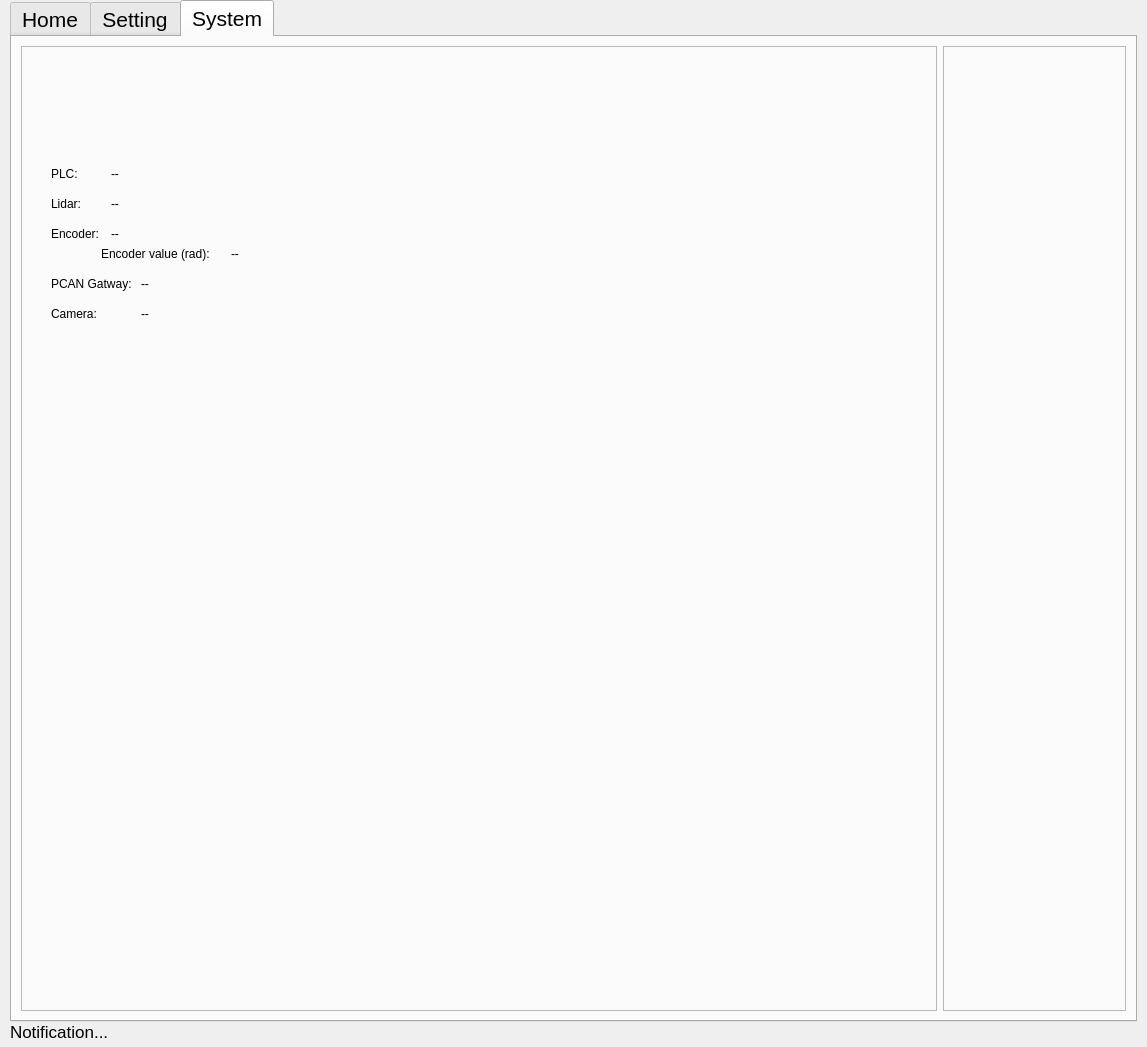
First picture: the form in qt5_ui/pps.ui, repository jacondv/intelijet_v2, before the edit.
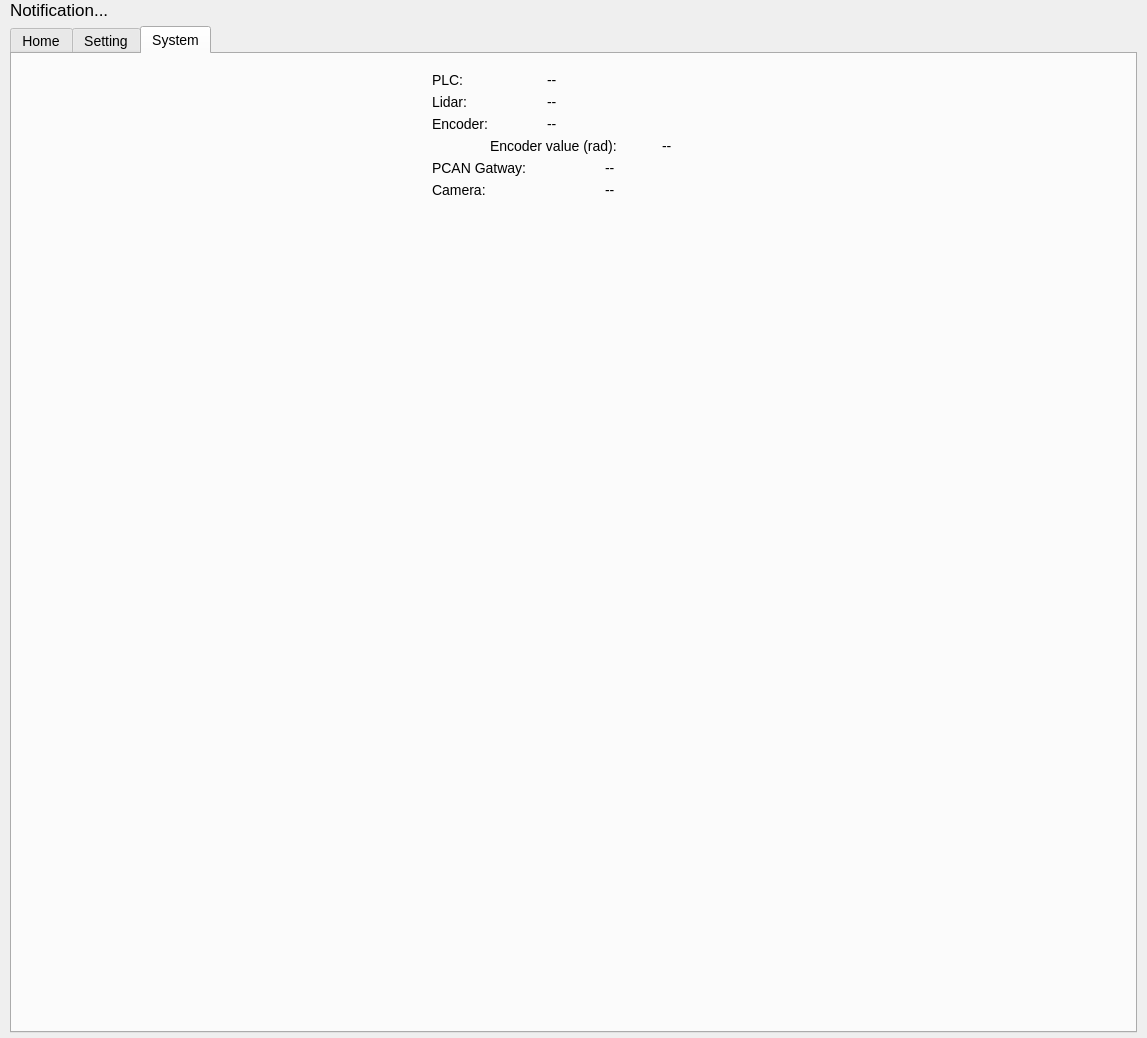
Second picture: the form after the edit. The open tabs and pages were chosen to show the change. Icons and pictures are not drawn.

What changed in the file:
```diff
--- a/qt5_ui/pps.ui
+++ b/qt5_ui/pps.ui
@@ -7,7 +7,7 @@
     <x>0</x>
     <y>0</y>
     <width>1147</width>
-    <height>1047</height>
+    <height>1038</height>
    </rect>
   </property>
   <property name="sizePolicy">
@@ -34,7 +34,7 @@
 }
 </string>
   </property>
-  <layout class="QGridLayout" name="gridLayout">
+  <layout class="QVBoxLayout" name="verticalLayout_4">
    <property name="leftMargin">
     <number>10</number>
    </property>
@@ -47,10 +47,23 @@
    <property name="bottomMargin">
     <number>5</number>
    </property>
-   <property name="spacing">
-    <number>0</number>
-   </property>
-   <item row="0" column="0">
+   <item>
+    <widget class="QLabel" name="lblNotification">
+     <property name="styleSheet">
+      <string notr="true">QLabel {
+    font-family: &quot;Arial&quot;;
+    font-size: 13pt;
+    font-weight: normal; /* optional: normal, bold */
+
+}
+</string>
+     </property>
+     <property name="text">
+      <string>Notification...</string>
+     </property>
+    </widget>
+   </item>
+   <item>
     <widget class="QTabWidget" name="tabWidget">
      <property name="sizePolicy">
       <sizepolicy hsizetype="Expanding" vsizetype="Expanding">
@@ -77,6 +90,10 @@
     border: none; 
 }
 
+*{
+	font-size: 14px;
+}
+
 
 </string>
      </property>
@@ -491,207 +508,120 @@
       <attribute name="title">
        <string>System</string>
       </attribute>
-      <layout class="QHBoxLayout" name="horizontalLayout_3">
-       <item>
-        <layout class="QHBoxLayout" name="horizontalLayout" stretch="5,1">
-         <item>
-          <widget class="QFrame" name="infoFrame">
-           <property name="frameShape">
-            <enum>QFrame::StyledPanel</enum>
-           </property>
-           <property name="frameShadow">
-            <enum>QFrame::Raised</enum>
-           </property>
-           <widget class="QLabel" name="label">
-            <property name="geometry">
-             <rect>
-              <x>80</x>
-              <y>200</y>
-              <width>141</width>
-              <height>16</height>
-             </rect>
-            </property>
+      <layout class="QGridLayout" name="gridLayout_2">
+       <item row="0" column="0">
+        <widget class="QWidget" name="widget" native="true">
+         <property name="maximumSize">
+          <size>
+           <width>300</width>
+           <height>250</height>
+          </size>
+         </property>
+         <layout class="QGridLayout" name="gridLayout">
+          <item row="4" column="0" colspan="3">
+           <widget class="QLabel" name="label_5">
             <property name="text">
-             <string>Encoder value (rad):</string>
+             <string>PCAN Gatway:</string>
             </property>
            </widget>
-           <widget class="QLabel" name="lblEncoder">
-            <property name="geometry">
-             <rect>
-              <x>210</x>
-              <y>200</y>
-              <width>59</width>
-              <height>15</height>
-             </rect>
-            </property>
+          </item>
+          <item row="5" column="3">
+           <widget class="QLabel" name="lblCameraStatus">
             <property name="text">
              <string>--</string>
             </property>
            </widget>
-           <widget class="QLabel" name="label_2">
-            <property name="geometry">
-             <rect>
-              <x>30</x>
-              <y>150</y>
-              <width>41</width>
-              <height>16</height>
-             </rect>
-            </property>
+          </item>
+          <item row="5" column="0" colspan="2">
+           <widget class="QLabel" name="label_6">
             <property name="text">
-             <string>Lidar:</string>
+             <string>Camera:</string>
             </property>
            </widget>
+          </item>
+          <item row="2" column="0" colspan="2">
            <widget class="QLabel" name="label_3">
-            <property name="geometry">
-             <rect>
-              <x>30</x>
-              <y>180</y>
-              <width>61</width>
-              <height>16</height>
-             </rect>
-            </property>
             <property name="text">
              <string>Encoder:</string>
             </property>
            </widget>
+          </item>
+          <item row="1" column="0">
+           <widget class="QLabel" name="label_2">
+            <property name="text">
+             <string>Lidar:</string>
+            </property>
+           </widget>
+          </item>
+          <item row="0" column="2" colspan="2">
+           <widget class="QLabel" name="lblPLCStatus">
+            <property name="text">
+             <string>--</string>
+            </property>
+           </widget>
+          </item>
+          <item row="3" column="4">
+           <widget class="QLabel" name="lblEncoder">
+            <property name="text">
+             <string>--</string>
+            </property>
+           </widget>
+          </item>
+          <item row="0" column="0">
            <widget class="QLabel" name="label_4">
-            <property name="geometry">
-             <rect>
-              <x>30</x>
-              <y>120</y>
-              <width>41</width>
-              <height>16</height>
-             </rect>
-            </property>
             <property name="text">
              <string>PLC:</string>
             </property>
            </widget>
-           <widget class="QLabel" name="label_5">
-            <property name="geometry">
-             <rect>
-              <x>30</x>
-              <y>230</y>
-              <width>91</width>
-              <height>16</height>
-             </rect>
-            </property>
-            <property name="text">
-             <string>PCAN Gatway:</string>
-            </property>
-           </widget>
-           <widget class="QLabel" name="lblPLCStatus">
-            <property name="geometry">
-             <rect>
-              <x>90</x>
-              <y>120</y>
-              <width>59</width>
-              <height>15</height>
-             </rect>
-            </property>
-            <property name="text">
-             <string>--</string>
-            </property>
-           </widget>
-           <widget class="QLabel" name="lblLidarStatus">
-            <property name="geometry">
-             <rect>
-              <x>90</x>
-              <y>150</y>
-              <width>59</width>
-              <height>15</height>
-             </rect>
-            </property>
-            <property name="text">
-             <string>--</string>
-            </property>
-           </widget>
+          </item>
+          <item row="4" column="3">
            <widget class="QLabel" name="lblPCANStatus">
-            <property name="geometry">
-             <rect>
-              <x>120</x>
-              <y>230</y>
-              <width>59</width>
-              <height>15</height>
-             </rect>
-            </property>
             <property name="text">
              <string>--</string>
             </property>
            </widget>
+          </item>
+          <item row="2" column="2" colspan="2">
            <widget class="QLabel" name="lblEncoderStatus">
-            <property name="geometry">
-             <rect>
-              <x>90</x>
-              <y>180</y>
-              <width>59</width>
-              <height>15</height>
-             </rect>
-            </property>
             <property name="text">
              <string>--</string>
             </property>
            </widget>
-           <widget class="QLabel" name="label_6">
-            <property name="geometry">
-             <rect>
-              <x>30</x>
-              <y>260</y>
-              <width>61</width>
-              <height>16</height>
-             </rect>
-            </property>
+          </item>
+          <item row="3" column="1" colspan="3">
+           <widget class="QLabel" name="label">
             <property name="text">
-             <string>Camera:</string>
+             <string>Encoder value (rad):</string>
             </property>
            </widget>
-           <widget class="QLabel" name="lblCameraStatus">
-            <property name="geometry">
-             <rect>
-              <x>120</x>
-              <y>260</y>
-              <width>59</width>
-              <height>15</height>
-             </rect>
-            </property>
+          </item>
+          <item row="1" column="2" colspan="2">
+           <widget class="QLabel" name="lblLidarStatus">
             <property name="text">
              <string>--</string>
             </property>
            </widget>
-          </widget>
-         </item>
-         <item>
-          <widget class="QFrame" name="frmLeftSite">
-           <property name="frameShape">
-            <enum>QFrame::StyledPanel</enum>
-           </property>
-           <property name="frameShadow">
-            <enum>QFrame::Raised</enum>
-           </property>
-          </widget>
-         </item>
-        </layout>
+          </item>
+         </layout>
+        </widget>
+       </item>
+       <item row="1" column="0">
+        <spacer name="verticalSpacer_2">
+         <property name="orientation">
+          <enum>Qt::Vertical</enum>
+         </property>
+         <property name="sizeHint" stdset="0">
+          <size>
+           <width>20</width>
+           <height>806</height>
+          </size>
+         </property>
+        </spacer>
        </item>
       </layout>
      </widget>
     </widget>
    </item>
-   <item row="1" column="0">
-    <widget class="QLabel" name="lblNotification">
-     <property name="styleSheet">
-      <string notr="true">QLabel {
-    font-family: &quot;Arial&quot;;
-    font-size: 13pt;
-    font-weight: normal; /* optional: normal, bold */
-
-}
-</string>
-     </property>
-     <property name="text">
-      <string>Notification...</string>
-     </property>
-    </widget>
-   </item>
   </layout>
  </widget>
  <resources/>
```
Left out of the diff: 16 changed lines with no effect on the pictures.
